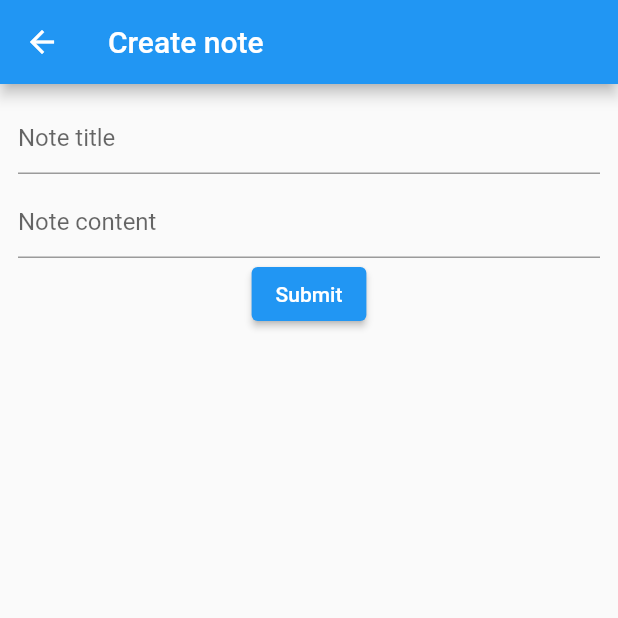
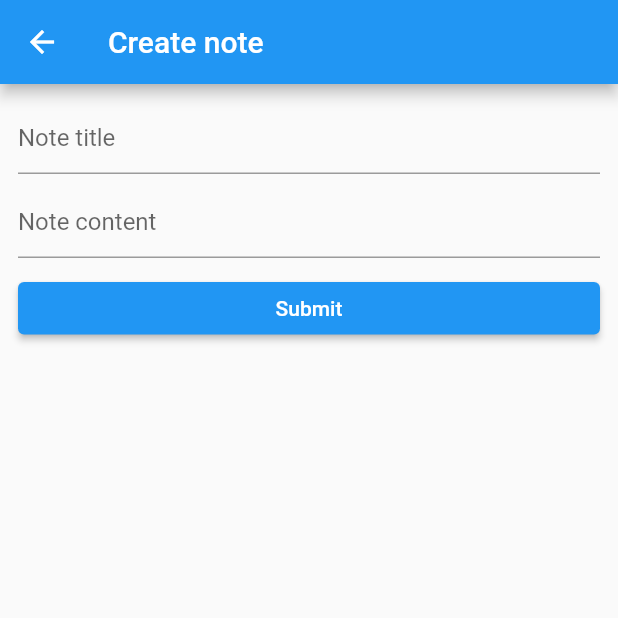
Before and after one commit to elitekentoy/working_with_rest_api, a Flutter app: the NoteModify screen opened directly, on a phone screen of 412 x 824 dp, the top half of it. Run offline on Flutter 3.47's test engine with Material 2 defaults, Android fonts, the phone set to English and light mode, and no system bars.

Commit message:
Design Button and Add Sized Box

```diff
--- a/lib/views/note_modify.dart
+++ b/lib/views/note_modify.dart
@@ -20,11 +20,18 @@ class NoteModify extends StatelessWidget {
             const TextField(
               decoration: InputDecoration(hintText: 'Note content'),
             ),
-            ElevatedButton(
-              onPressed: () {
-                Navigator.of(context).pop();
-              },
-              child: const Text('Submit'),
+            const SizedBox(height: 16),
+            SizedBox(
+              width: double.infinity,
+              height: 35,
+              child: ElevatedButton(
+                onPressed: () {
+                  Navigator.of(context).pop();
+                },
+                child: const Text('Submit',
+                style: TextStyle(color: Colors.white),
+                ),
+              ),
             ),
           ],
         ),
```
